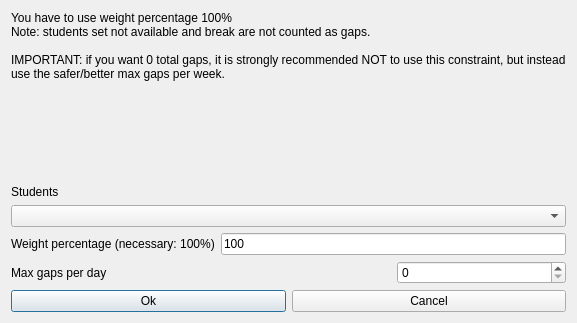
Before: the Qt Designer form src/interface/modifyconstraintstudentssetmaxgapsperdayform_template.ui in janLo/FET, drawn with Qt 5.
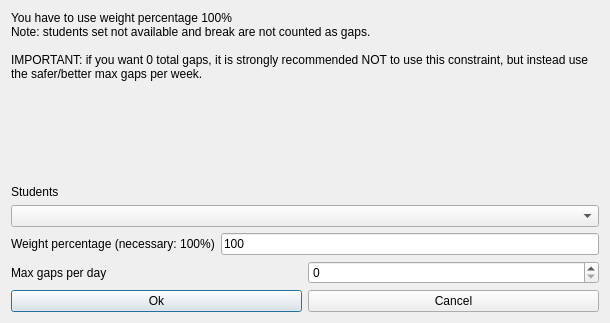
After: the same form once the commit is applied.

The edit to the form file:
```diff
--- a/src/interface/modifyconstraintstudentssetmaxgapsperdayform_template.ui
+++ b/src/interface/modifyconstraintstudentssetmaxgapsperdayform_template.ui
@@ -6,7 +6,7 @@
    <rect>
     <x>0</x>
     <y>0</y>
-    <width>522</width>
+    <width>610</width>
     <height>323</height>
    </rect>
   </property>
@@ -15,53 +15,65 @@
   </property>
   <layout class="QGridLayout" name="gridLayout">
    <item row="0" column="0">
-    <layout class="QGridLayout">
-     <item row="4" column="1" colspan="2">
-      <widget class="QLineEdit" name="weightLineEdit">
-       <property name="text">
-        <string>100</string>
-       </property>
-      </widget>
-     </item>
-     <item row="5" column="2">
-      <widget class="QSpinBox" name="maxGapsSpinBox"/>
-     </item>
-     <item row="0" column="0" colspan="3">
-      <widget class="QLabel" name="weightTextLabel_2">
-       <property name="sizePolicy">
-        <sizepolicy hsizetype="Minimum" vsizetype="Minimum">
-         <horstretch>0</horstretch>
-         <verstretch>0</verstretch>
-        </sizepolicy>
-       </property>
-       <property name="frameShape">
-        <enum>QFrame::NoFrame</enum>
-       </property>
-       <property name="frameShadow">
-        <enum>QFrame::Plain</enum>
-       </property>
-       <property name="text">
-        <string>You have to use weight percentage 100%
+    <widget class="QLabel" name="weightTextLabel_2">
+     <property name="sizePolicy">
+      <sizepolicy hsizetype="Minimum" vsizetype="Minimum">
+       <horstretch>0</horstretch>
+       <verstretch>0</verstretch>
+      </sizepolicy>
+     </property>
+     <property name="frameShape">
+      <enum>QFrame::NoFrame</enum>
+     </property>
+     <property name="frameShadow">
+      <enum>QFrame::Plain</enum>
+     </property>
+     <property name="text">
+      <string>You have to use weight percentage 100%
 Note: students set not available and break are not counted as gaps.
 
 IMPORTANT: if you want 0 total gaps, it is strongly recommended NOT to use this constraint, but instead use the safer/better max gaps per week.</string>
+     </property>
+     <property name="wordWrap">
+      <bool>true</bool>
+     </property>
+    </widget>
+   </item>
+   <item row="1" column="0">
+    <spacer name="spacer9">
+     <property name="orientation">
+      <enum>Qt::Vertical</enum>
+     </property>
+     <property name="sizeType">
+      <enum>QSizePolicy::Expanding</enum>
+     </property>
+     <property name="sizeHint" stdset="0">
+      <size>
+       <width>20</width>
+       <height>30</height>
+      </size>
+     </property>
+    </spacer>
+   </item>
+   <item row="2" column="0">
+    <layout class="QVBoxLayout" name="verticalLayout">
+     <item>
+      <widget class="QLabel" name="studentsTextLabel">
+       <property name="frameShape">
+        <enum>QFrame::NoFrame</enum>
        </property>
-       <property name="wordWrap">
-        <bool>true</bool>
+       <property name="frameShadow">
+        <enum>QFrame::Plain</enum>
        </property>
-      </widget>
-     </item>
-     <item row="5" column="0" colspan="2">
-      <widget class="QLabel" name="textLabel1">
        <property name="text">
-        <string>Max gaps per day</string>
+        <string>Students</string>
        </property>
        <property name="wordWrap">
         <bool>false</bool>
        </property>
       </widget>
      </item>
-     <item row="3" column="0" colspan="3">
+     <item>
       <widget class="QComboBox" name="studentsComboBox">
        <property name="editable">
         <bool>false</bool>
@@ -77,23 +89,11 @@
        </property>
       </widget>
      </item>
-     <item row="1" column="0">
-      <spacer name="spacer9">
-       <property name="orientation">
-        <enum>Qt::Vertical</enum>
-       </property>
-       <property name="sizeType">
-        <enum>QSizePolicy::Expanding</enum>
-       </property>
-       <property name="sizeHint" stdset="0">
-        <size>
-         <width>20</width>
-         <height>30</height>
-        </size>
-       </property>
-      </spacer>
-     </item>
-     <item row="4" column="0">
+    </layout>
+   </item>
+   <item row="3" column="0">
+    <layout class="QHBoxLayout" name="horizontalLayout">
+     <item>
       <widget class="QLabel" name="weightTextLabel">
        <property name="frameShape">
         <enum>QFrame::NoFrame</enum>
@@ -109,25 +109,33 @@
        </property>
       </widget>
      </item>
-     <item row="2" column="0" colspan="3">
-      <widget class="QLabel" name="studentsTextLabel">
-       <property name="frameShape">
-        <enum>QFrame::NoFrame</enum>
+     <item>
+      <widget class="QLineEdit" name="weightLineEdit">
+       <property name="text">
+        <string notr="true">100</string>
        </property>
-       <property name="frameShadow">
-        <enum>QFrame::Plain</enum>
-       </property>
+      </widget>
+     </item>
+    </layout>
+   </item>
+   <item row="4" column="0">
+    <layout class="QHBoxLayout" name="horizontalLayout_2">
+     <item>
+      <widget class="QLabel" name="textLabel1">
        <property name="text">
-        <string>Students</string>
+        <string>Max gaps per day</string>
        </property>
        <property name="wordWrap">
         <bool>false</bool>
        </property>
       </widget>
      </item>
+     <item>
+      <widget class="QSpinBox" name="maxGapsSpinBox"/>
+     </item>
     </layout>
    </item>
-   <item row="1" column="0">
+   <item row="5" column="0">
     <layout class="QHBoxLayout">
      <item>
       <widget class="QPushButton" name="okPushButton">
```
Left out of the diff: 7 changed lines with no effect on the pictures.
